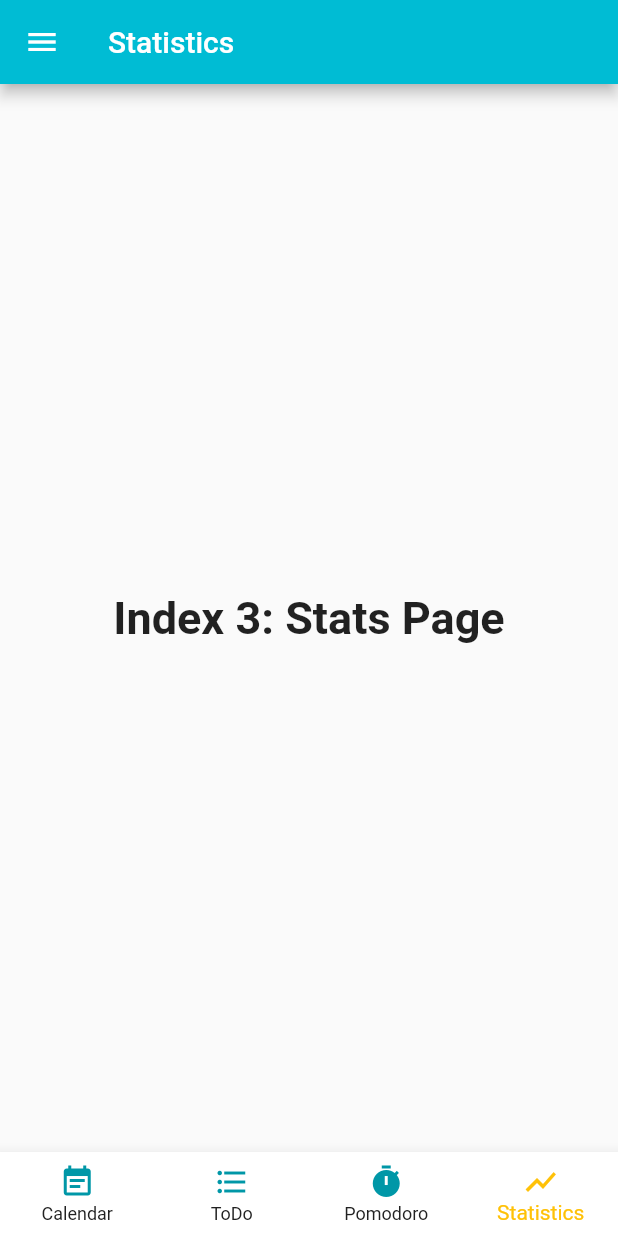
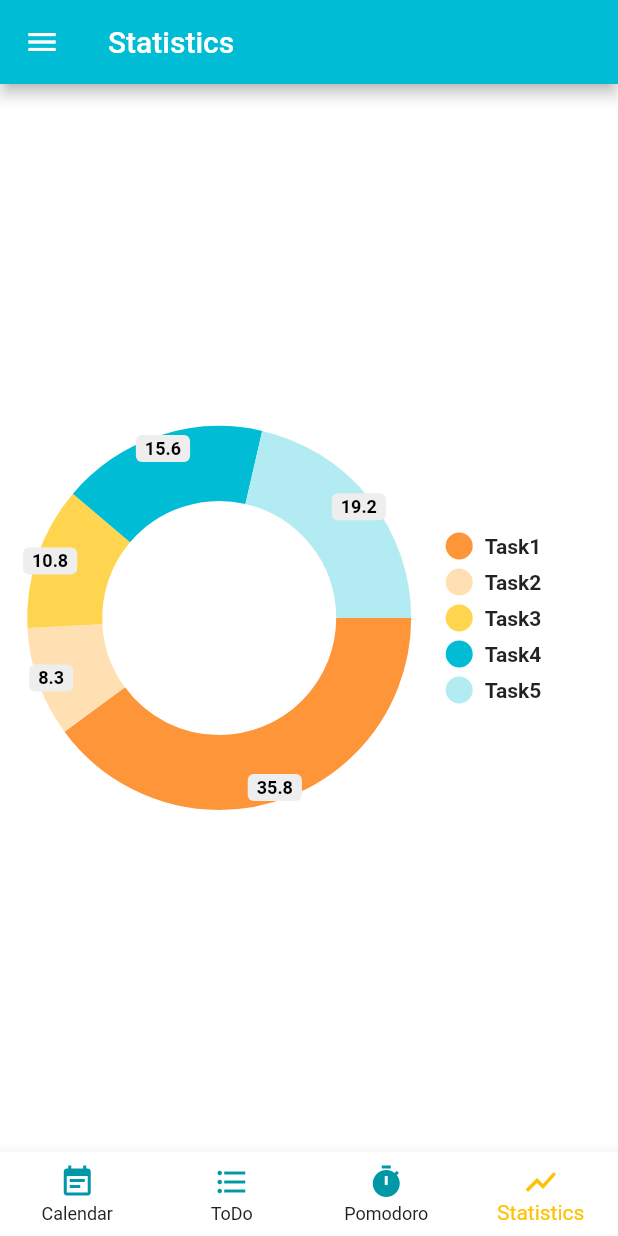
Before and after one commit to Hsn37/Ghambeel, a Flutter app: the screen it shows after launch, item 4 of the bottom bar chosen, on a phone screen of 412 x 824 dp. Run offline on Flutter 3.47's test engine with Material 2 defaults, Android fonts, the phone set to English and light mode, and no system bars; drawn by our look-alikes of pie_chart; our stand-ins replace charts_flutter, flutter_secure_storage, flutter_spinkit, image_picker, select_form_field and 2 more; missing offline and left inert: dart:ffi, icon_decoration, mysql1.

Commit message:
first chart-stats

```diff
--- a/lib/main.dart
+++ b/lib/main.dart
@@ -11,6 +11,7 @@ import 'modules/storage/storage.dart';
 import 'modules/homepage/homepage.dart';
 import 'modules/pomodoro/pomodoroHome.dart';
 import '../../theme.dart';
+import 'package:charts_flutter/flutter.dart' as charts;
 
 // initial variables setup.
 Future setup() {
--- a/lib/modules/homepage/homepage.dart
+++ b/lib/modules/homepage/homepage.dart
@@ -8,6 +8,7 @@ import 'package:ghambeel/settings.dart';
 import 'package:ghambeel/modules/todolist/todolist.dart';
 import 'package:ghambeel/modules/calendar/calendar.dart';
 import 'package:ghambeel/modules/pomodoro/pomodoroHome.dart';
+import 'package:ghambeel/modules/statistics/stats.dart';
 
 class MyHomePage extends StatefulWidget {
   const MyHomePage({Key? key, required this.title}) : super(key: key);
@@ -43,9 +44,10 @@ class _MyHomePageState extends State<MyHomePage> {
     PomodoroHome(
       title: 'Pomodoro'
     ),
-    Text(
-      'Index 3: Stats Page',
-      style: optionStyle,
+    Statistics(
+      title: 'Statistics'
+      // // 'Index 3: Stats Page',
+      // style: optionStyle,
     ),
   ];
   static const List<String> _titles = <String>["Calendar", "Todo List", "pomodoro", "Statistics"];
--- /dev/null
+++ b/lib/modules/statistics/stats.dart
@@ -0,0 +1,57 @@
+import 'dart:collection';
+import 'dart:ffi';
+
+import 'package:flutter/material.dart';
+import 'package:ghambeel/sharedfolder/task.dart';
+import 'package:intl/intl.dart';
+// import 'package:charts_flutter/flutter.dart' as charts;
+import 'package:pie_chart/pie_chart.dart';
+import '../../theme.dart';
+
+
+class Statistics extends StatefulWidget {
+  const Statistics({Key? key, required this.title}) : super(key: key);
+  final String title;
+
+  @override
+  _StatState createState() => _StatState();
+}
+
+class _StatState extends State<Statistics> {
+
+      Map<String, double> pieData = {
+      'Task1': 35.8,
+      'Task2': 8.3,
+      'Task3': 10.8,
+      'Task4': 15.6,
+      'Task5': 19.2,
+      };
+
+List<Color> mycolorList = [
+    const Color(0xffFE9539),
+    const Color(0xffffe0b2),
+    const Color(0xffffd54f),
+    const Color(0xff00bcd4),
+    const Color(0xffb2ebf2),
+];
+
+    Widget build(BuildContext context) {
+    return Scaffold(
+
+      backgroundColor: bg[darkMode],
+      body: Center(
+        child: PieChart(
+          dataMap: pieData,
+          colorList: mycolorList,
+          chartRadius: MediaQuery.of(context).size.width /2,
+          chartType: ChartType.ring,
+          ringStrokeWidth: 50,
+          chartValuesOptions: ChartValuesOptions(
+          showChartValuesOutside: true,
+          // showChartValueBackground: false
+          ),
+          ),
+        ),
+    );
+}
+}
--- /dev/null
+++ b/lib/modules/statistics/stats_old.dart
@@ -0,0 +1,191 @@
+import 'dart:collection';
+import 'dart:ffi';
+
+import 'package:flutter/material.dart';
+import 'package:ghambeel/sharedfolder/task.dart';
+import 'package:intl/intl.dart';
+import 'package:charts_flutter/flutter.dart' as charts;
+import '../../theme.dart';
+
+class Statistics extends StatefulWidget {
+  const Statistics({Key? key, required this.title}) : super(key: key);
+  final String title;
+
+  @override
+  _StatState createState() => _StatState();
+}
+
+class _StatState extends State<Statistics> {
+
+  List<charts.Series<Task,String>> _seriesPieData = [];
+
+  // pie chart will show top five tasks
+
+  _generateData()
+  {
+
+    var pieData = [
+      new Task('Task1', 35.8, Color(0xffD95AF3)),
+      new Task('Task2', 8.3, Color(0x0097A7)),
+      new Task('Task3', 10.8, Color(0xFF973B)),
+      new Task('Task4', 15.6, Color(0xFCEBB9)),
+      new Task('Task5', 19.2, Color(0xFEE2CF)),
+    ];
+
+    _seriesPieData.add(
+      charts.Series(
+        data: pieData,
+        domainFn: (Task task,_)=> task.task,
+        measureFn: (Task task,_)=> task.taskval,
+        colorFn: (Task task,_)=>
+        charts.ColorUtil.fromDartColor(task.colorval),
+        id: 'Assignment Task',
+        labelAccessorFn: (Task row,_)=> '${row.taskval}',
+      )
+    );
+  }
+
+  @override
+  void initState() {
+    super.initState();
+    // List<charts.Series<Task,String>> _seriesPieData = [];
+    _generateData();
+
+  }
+
+  @override
+  Widget build(BuildContext context) {
+    return (
+      // title: 'Stats page',
+      // home: Text('check ')
+        // home: DefaultTabController(
+        // length: 1,
+        Scaffold(
+          // appBar: AppBar(
+            backgroundColor: Colors.white,
+          //   //backgroundColor: Color(0xff308e1c),
+          //   bottom: TabBar(
+          //     indicatorColor: Color(0xff9962D0),
+          //     tabs: [
+          //       // Tab(
+          //       //   icon: Icon(FontAwesomeIcons.solidChartBar),
+          //       // ),
+          //       Tab(icon: Icon(FontAwesomeIcons.chartPie)),
+          //       // Tab(icon: Icon(FontAwesomeIcons.chartLine)),
+          //     ],
+          //   ),
+          //   title: Text('Flutter Charts'),
+          // ),
+          // body: TabBarView(
+            body: Center(
+              // Padding(
+              //   padding: EdgeInsets.all(8.0),
+              //   child: Container(
+              //     child: Center(
+              //       child: Column(
+              //         children: <Widget>[
+              //           Text(
+              //               'SO₂ emissions, by world region (in million tonnes)',style: TextStyle(fontSize: 24.0,fontWeight: FontWeight.bold),),
+              //           Expanded(
+              //             child: charts.BarChart(
+              //               _seriesData,
+              //               animate: true,
+              //               barGroupingType: charts.BarGroupingType.grouped,
+              //               //behaviors: [new charts.SeriesLegend()],
+              //               animationDuration: Duration(seconds: 5),
+              //             ),
+              //           ),
+              //         ],
+              //       ),
+              //     ),
+              //   ),
+              // ),
+              // children: [
+                // padding: EdgeInsets.all(8.0),
+                child: Container(
+                  child: Center(
+                    child: Column(
+                      children: <Widget>[
+                        Text(
+                            'Time spent on daily tasks',style: TextStyle(fontSize: 24.0,fontWeight: FontWeight.bold),),
+                            SizedBox(height: 10.0,),
+                        Expanded(
+                          child: charts.PieChart(
+                            _seriesPieData,
+                            animate: true,
+                            animationDuration: Duration(seconds: 5),
+                             behaviors: [
+                            new charts.DatumLegend(
+                              outsideJustification: charts.OutsideJustification.endDrawArea,
+                              horizontalFirst: false,
+                              desiredMaxRows: 2,
+                              cellPadding: new EdgeInsets.only(right: 4.0, bottom: 4.0),
+                              entryTextStyle: charts.TextStyleSpec(
+                                  color: charts.MaterialPalette.purple.shadeDefault,
+                                  fontFamily: 'Georgia',
+                                  fontSize: 11),
+                            )
+                          ],
+                           defaultRenderer: new charts.ArcRendererConfig(
+                              arcWidth: 100,
+                             arcRendererDecorators: [
+          new charts.ArcLabelDecorator(
+              labelPosition: charts.ArcLabelPosition.inside)
+        ])),
+                        ),
+                      ],
+                    ),
+                  ),
+                ),
+              ),
+      //         Padding(
+      //           padding: EdgeInsets.all(8.0),
+      //           child: Container(
+      //             child: Center(
+      //               child: Column(
+      //                 children: <Widget>[
+      //                   Text(
+      //                       'Sales for the first 5 years',style: TextStyle(fontSize: 24.0,fontWeight: FontWeight.bold),),
+      //                   Expanded(
+      //                     child: charts.LineChart(
+      //                       _seriesLineData,
+      //                       defaultRenderer: new charts.LineRendererConfig(
+      //                           includeArea: true, stacked: true),
+      //                       animate: true,
+      //                       animationDuration: Duration(seconds: 5),
+      //                       behaviors: [
+      //   new charts.ChartTitle('Years',
+      //       behaviorPosition: charts.BehaviorPosition.bottom,
+      //       titleOutsideJustification:charts.OutsideJustification.middleDrawArea),
+      //   new charts.ChartTitle('Sales',
+      //       behaviorPosition: charts.BehaviorPosition.start,
+      //       titleOutsideJustification: charts.OutsideJustification.middleDrawArea),
+      //   new charts.ChartTitle('Departments',
+      //       behaviorPosition: charts.BehaviorPosition.end,
+      //       titleOutsideJustification:charts.OutsideJustification.middleDrawArea,
+      //       )
+      // ]
+      //                     ),
+      //                   ),
+      //                 ],
+      //               ),
+      //             ),
+      //           ),
+      //         ),
+            // ],
+          // ),
+        )
+      );
+  }
+}
+
+// data container
+
+class Task{
+  String task;
+  double taskval;
+  Color colorval;
+
+
+  Task(this.task, this.taskval, this.colorval);
+}
--- a/pubspec.yaml
+++ b/pubspec.yaml
@@ -51,6 +51,8 @@ dependencies:
   image_picker: ^0.8.4+11
   path_provider: ^2.0.9
   settings_ui: ^2.0.2
+  charts_flutter: ^0.12.0
+  pie_chart: ^5.1.0
 
 dev_dependencies:
   flutter_test:
```
Also changed, not shown: assets/images/Group 8.png (renamed from assets/images/logo.png), pubspec.lock.
